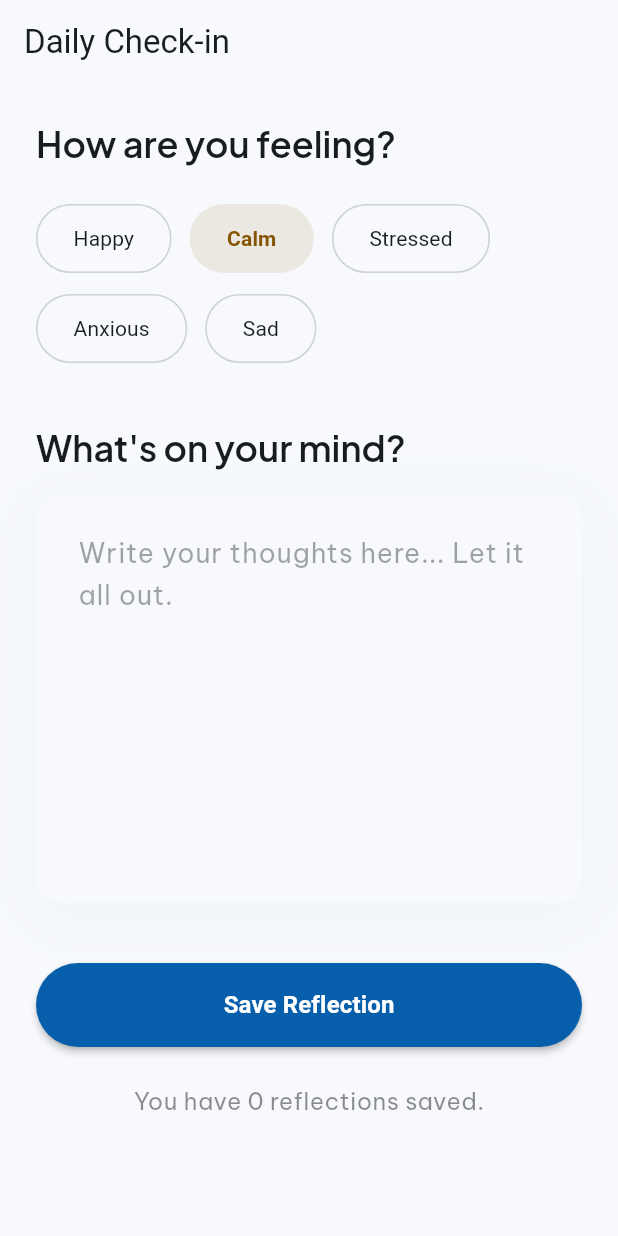
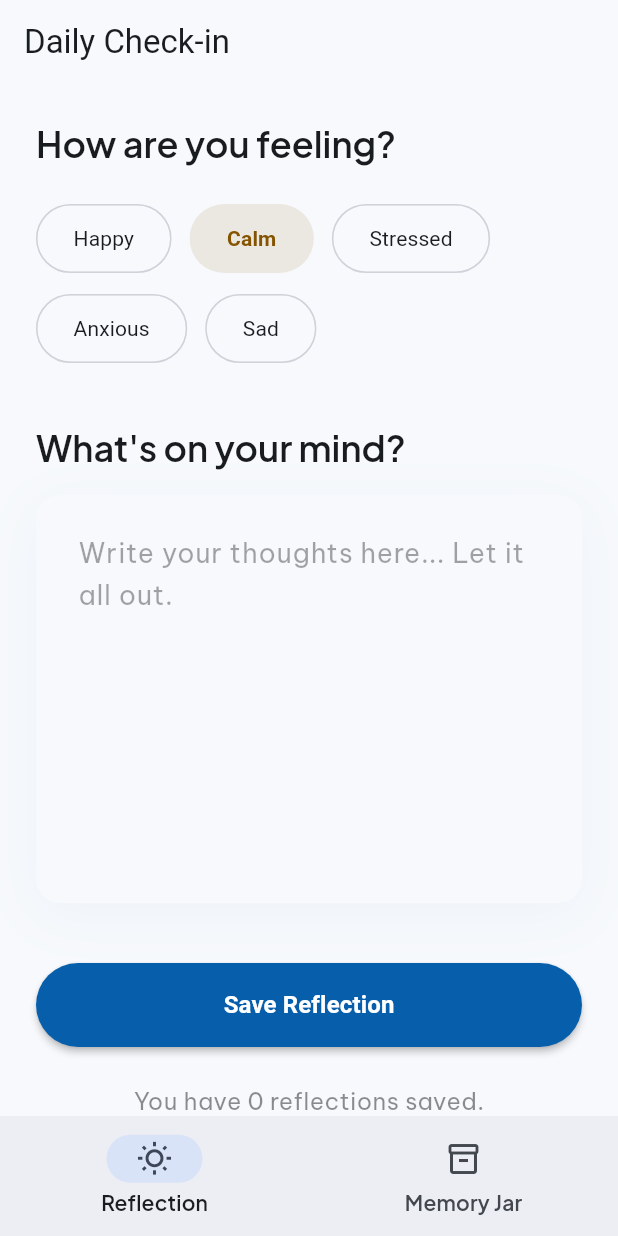
Before and after one commit to ZayyadMusa/SoulmateAI, a Flutter app: the screen it shows after launch, on a phone screen of 412 x 824 dp. Run offline on Flutter 3.47's test engine with Material 3 defaults, Android fonts, the phone set to English and light mode, and no system bars; our stand-ins replace flutter_hooks, google_fonts, hive, hive_flutter, hooks_riverpod, riverpod_annotation; accounts and stored records are empty; generated files the repository leaves out were written again.

Commit message:
feat(memory_jar): add UI screen and connect navigation

```diff
--- a/app/lib/main.dart
+++ b/app/lib/main.dart
@@ -1,8 +1,10 @@
 import 'package:flutter/material.dart';
+import 'package:flutter_hooks/flutter_hooks.dart';
 import 'package:hooks_riverpod/hooks_riverpod.dart';
 import 'core/theme/app_theme.dart';
 import 'core/local_storage/local_storage_service.dart';
 import 'features/daily_reflection/presentation/screens/daily_reflection_screen.dart';
+import 'features/memory_jar/presentation/screens/memory_jar_screen.dart';
 
 void main() async {
   WidgetsFlutterBinding.ensureInitialized();
@@ -15,15 +17,32 @@ void main() async {
   );
 }
 
-class HolisticLifeCompanionApp extends StatelessWidget {
+class HolisticLifeCompanionApp extends HookWidget {
   const HolisticLifeCompanionApp({super.key});
 
   @override
   Widget build(BuildContext context) {
+    final currentIndex = useState(0);
+
+    final screens = [
+      const DailyReflectionScreen(),
+      const MemoryJarScreen(),
+    ];
+
     return MaterialApp(
       title: 'Holistic Life Companion',
       theme: AppTheme.lightTheme,
-      home: const DailyReflectionScreen(),
+      home: Scaffold(
+        body: screens[currentIndex.value],
+        bottomNavigationBar: NavigationBar(
+          selectedIndex: currentIndex.value,
+          onDestinationSelected: (index) => currentIndex.value = index,
+          destinations: const [
+            NavigationDestination(icon: Icon(Icons.wb_sunny_outlined), label: 'Reflection'),
+            NavigationDestination(icon: Icon(Icons.inventory_2_outlined), label: 'Memory Jar'),
+          ],
+        ),
+      ),
     );
   }
 }
```
Also changed, not shown: app/lib/features/memory_jar/presentation/screens/memory_jar_screen.dart (added, +78 -0 lines).
